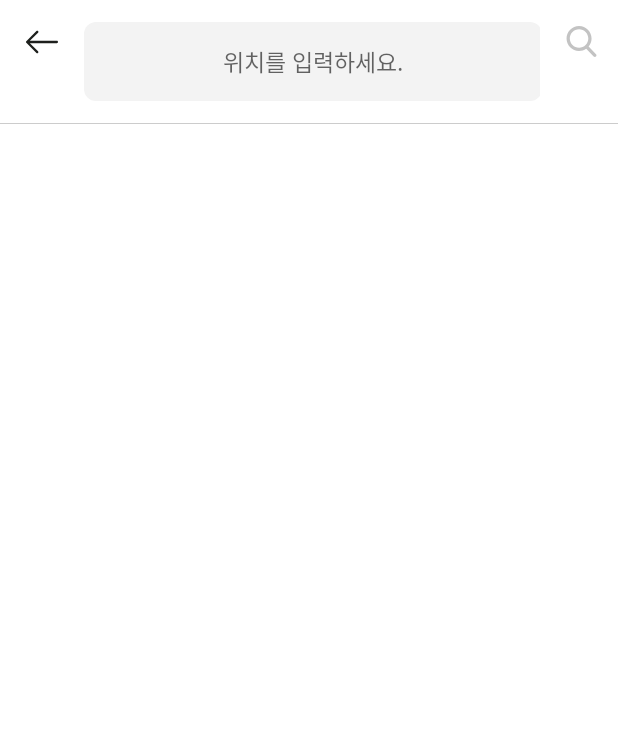
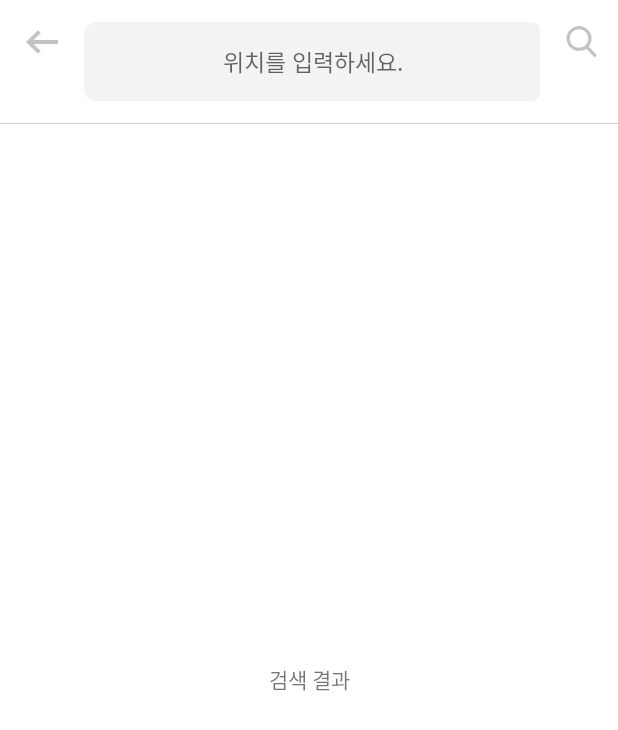
Before and after one commit to Jaeyeon2/Get-intermediate-location-app, an Android app: the screen it shows after launch (SearchActivity), on a phone screen of 412 x 824 dp. Shown: the top 730 px of the screen. Run offline under Robolectric (Android 15) with nearby library versions, the phone set to English and light mode, and no system bars; libraries missing offline, so code that uses them is left out: com.gigamole.library, com.naver.maps; 19 statements that could not run were skipped.

Commit message:
search pag

```diff
--- a/app/src/main/res/drawable/ic_left_arrow.xml
+++ b/app/src/main/res/drawable/ic_left_arrow.xml
@@ -1,9 +1,4 @@
-<vector xmlns:android="http://schemas.android.com/apk/res/android"
-    android:width="21.494dp"
-    android:height="21.494dp"
-    android:viewportWidth="31.494"
-    android:viewportHeight="31.494">
-  <path
-      android:pathData="M10.273,5.009c0.444,-0.444 1.143,-0.444 1.587,0c0.429,0.429 0.429,1.143 0,1.571l-8.047,8.047h26.554c0.619,0 1.127,0.492 1.127,1.111c0,0.619 -0.508,1.127 -1.127,1.127H3.813l8.047,8.032c0.429,0.444 0.429,1.159 0,1.587c-0.444,0.444 -1.143,0.444 -1.587,0l-9.952,-9.952c-0.429,-0.429 -0.429,-1.143 0,-1.571L10.273,5.009z"
-      android:fillColor="#1E201D"/>
+<vector android:height="21dp" android:viewportHeight="16"
+    android:viewportWidth="16" android:width="21dp" xmlns:android="http://schemas.android.com/apk/res/android">
+    <path android:fillColor="#c3c3c3" android:pathData="M7.4,12.5l-3.6,-3.5h12.2v-2h-12.2l3.6,-3.5 -1.5,-1.4 -5.9,5.9 5.9,5.9z"/>
 </vector>
--- a/app/src/main/res/layout/activity_main.xml
+++ b/app/src/main/res/layout/activity_main.xml
@@ -90,7 +90,7 @@
                                 </View>
 
                                             <TextView
- android:layout_marginStart="10dp"                                               android:layout_gravity="center_vertical"
+                                                android:layout_gravity="center"
                                                 android:layout_width="wrap_content"
                                                 android:layout_height="wrap_content"
                                                 android:text="위치를 입력하세요"
--- a/app/src/main/res/layout/activity_search.xml
+++ b/app/src/main/res/layout/activity_search.xml
@@ -41,7 +41,7 @@
                     android:gravity="center"
                     android:textSize="15sp"
                     android:hint="위치를 입력하세요."
-                    android:id="@+id/input_location"
+                    android:id="@+id/search_location"
                     android:background="@drawable/rect_text_edit"
                     android:singleLine="true"
                     android:layout_width="match_parent"
@@ -58,4 +58,20 @@
         android:layout_width="match_parent"
         android:layout_height="0.3dp"
         android:background="#cccccc"/>
+
+    <LinearLayout
+        android:layout_width="match_parent"
+        android:layout_height="0dp"
+        android:layout_weight="8.99">
+
+        <TextView
+            android:id="@+id/searchResult"
+            android:gravity="center"
+            android:layout_width="match_parent"
+            android:layout_height="match_parent"
+            android:text="검색 결과"
+            />
+
+
+    </LinearLayout>
 </LinearLayout>
```
Also changed, not shown: app/src/main/java/com/example/findintermediateapp/MainActivity.java (+13 -52 lines), app/src/main/java/com/example/findintermediateapp/SearchActivity.java (+89 -1 lines).
